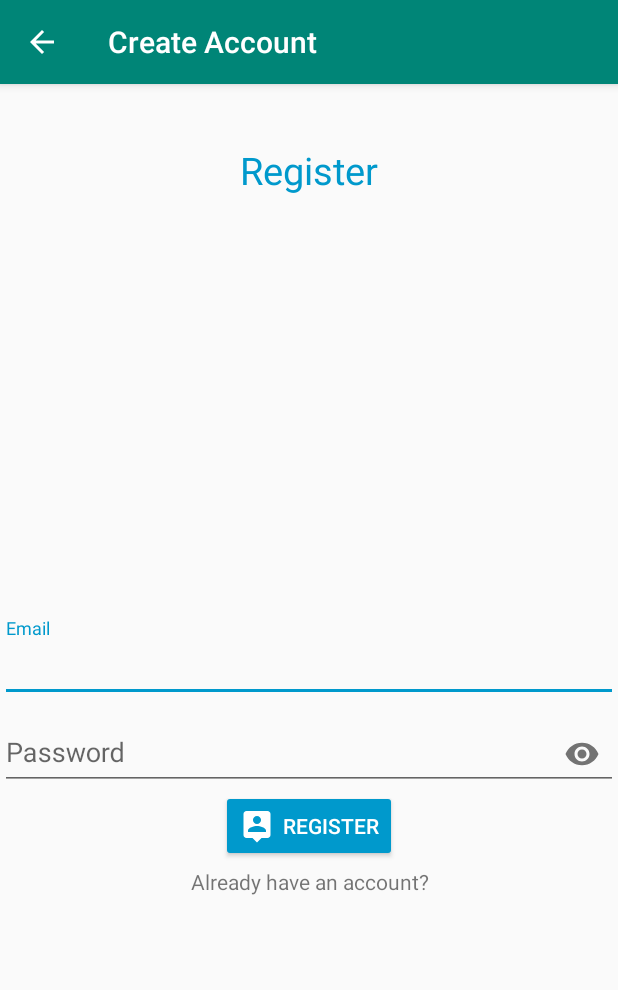
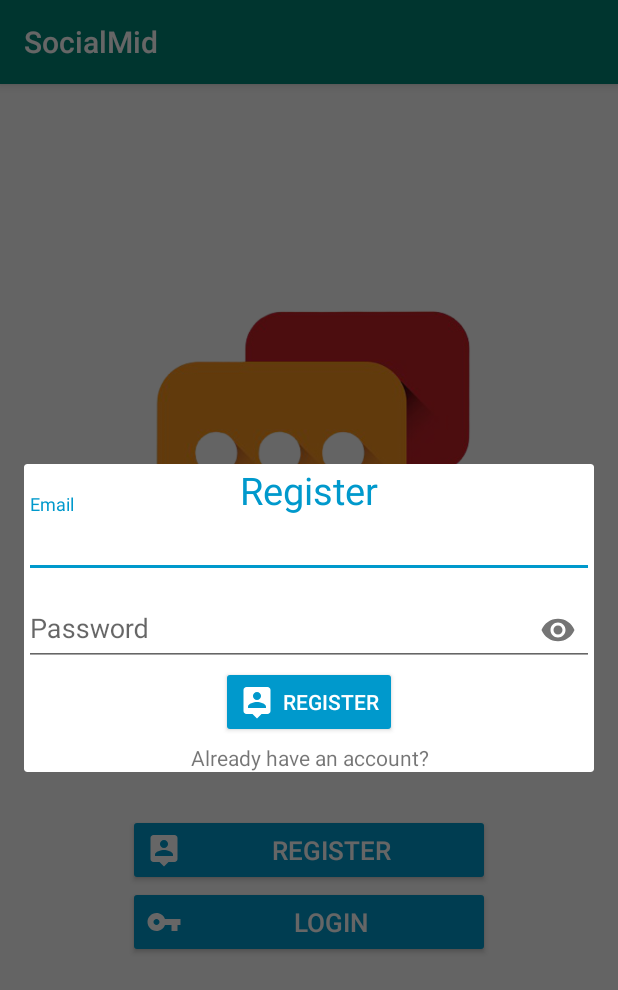
Before and after one commit to huntpl3x/SocialMid, an Android app: the screen it shows after launch (RegisterActivity before the commit, MainActivity after it), after a tap on "REGISTER", on a phone screen of 412 x 824 dp. Shown: the top 990 px of the screen. Run offline under Robolectric (Android 15) with nearby library versions, the phone set to English and light mode, and no system bars; our stand-ins replace Firebase (no records; nobody signed in at launch, a user with empty details on screens opened directly); 1 statement that could not run was skipped.

Commit message:
Register activity turned to dialog.

```diff
--- a/app/src/main/AndroidManifest.xml
+++ b/app/src/main/AndroidManifest.xml
@@ -15,11 +15,9 @@
         <activity android:name=".ProfileActivity">
             <intent-filter>
                 <action android:name="android.intent.action.MAIN" />
-
                 <category android:name="android.intent.category.LAUNCHER" />
             </intent-filter>
         </activity>
-        <activity android:name=".RegisterActivity" />
         <activity android:name=".MainActivity"></activity>
     </application>
 
--- a/app/src/main/java/com/roichomsky/socialmid/LoginActivity.java
+++ b/app/src/main/java/com/roichomsky/socialmid/LoginActivity.java
@@ -68,13 +68,14 @@ public class LoginActivity extends AppCompatActivity {
         });
 
         //don't have an account TextView click
-        mNoAccountTv.setOnClickListener(new View.OnClickListener() {
+        // TODO
+        /*mNoAccountTv.setOnClickListener(new View.OnClickListener() {
             @Override
             public void onClick(View v) {
                 startActivity(new Intent(LoginActivity.this, RegisterActivity.class));
                 finish();
             }
-        });
+        });*/
 
         //login button click
         mLoginBtn.setOnClickListener(new View.OnClickListener() {
--- a/app/src/main/java/com/roichomsky/socialmid/MainActivity.java
+++ b/app/src/main/java/com/roichomsky/socialmid/MainActivity.java
@@ -1,16 +1,36 @@
 package com.roichomsky.socialmid;
 
+import androidx.annotation.NonNull;
+import androidx.appcompat.app.ActionBar;
 import androidx.appcompat.app.AppCompatActivity;
 
+import android.app.Dialog;
+import android.app.ProgressDialog;
 import android.content.Intent;
 import android.os.Bundle;
+import android.util.Patterns;
 import android.view.View;
 import android.widget.Button;
+import android.widget.EditText;
+import android.widget.TextView;
+import android.widget.Toast;
+
+import com.google.android.gms.tasks.OnCompleteListener;
+import com.google.android.gms.tasks.OnFailureListener;
+import com.google.android.gms.tasks.Task;
+import com.google.firebase.auth.AuthResult;
+import com.google.firebase.auth.FirebaseAuth;
+import com.google.firebase.auth.FirebaseUser;
 
 public class MainActivity extends AppCompatActivity {
 
     //views
-    Button mRegisterBtn, mLoginBtn;
+    EditText mEmailEt, mPasswordEt;
+    TextView mHaveAccountTv;
+    ProgressDialog progressDialog;
+    FirebaseAuth mAuth;
+    Dialog registerDialog;
+    Button mRegisterBtn, mLoginBtn, mRegisterBtN2;
 
     @Override
     protected void onCreate(Bundle savedInstanceState) {
@@ -18,6 +38,10 @@ public class MainActivity extends AppCompatActivity {
         setContentView(R.layout.activity_main);
 
         // Init views
+
+        progressDialog = new ProgressDialog(this);
+        progressDialog.setMessage("Registering User...");
+        mAuth = FirebaseAuth.getInstance();
         mRegisterBtn = findViewById(R.id.registerBtn);
         mLoginBtn = findViewById(R.id.loginBtn);
 
@@ -26,7 +50,7 @@ public class MainActivity extends AppCompatActivity {
             @Override
             public void onClick(View v) {
                 //Start RegisterActivity
-                startActivity(new Intent(MainActivity.this, RegisterActivity.class));
+                createRegisterDialog();
             }
         });
         //handle login button click
@@ -37,4 +61,80 @@ public class MainActivity extends AppCompatActivity {
             }
         });
     }
+
+    public void createRegisterDialog()
+    {
+        registerDialog = new Dialog(this);
+        registerDialog.setCancelable(true);
+        registerDialog.setContentView(R.layout.activity_register);
+
+        // Init
+        mEmailEt = registerDialog.findViewById(R.id.emailEt);
+        mPasswordEt = registerDialog.findViewById(R.id.passwordEt);
+        mRegisterBtN2 = registerDialog.findViewById(R.id.registerBtn);
+        mHaveAccountTv = registerDialog.findViewById(R.id.haveAccountTv);
+        mHaveAccountTv.setOnClickListener(new View.OnClickListener() {
+            @Override
+            public void onClick(View v) {
+                startActivity(new Intent(MainActivity.this, LoginActivity.class));
+            }
+        });
+
+        // Handle register button click
+        mRegisterBtN2.setOnClickListener(new View.OnClickListener() {
+            @Override
+            public void onClick(View v) {
+                //input email, password
+                String email = mEmailEt.getText().toString().trim();
+                String password = mPasswordEt.getText().toString().trim();
+                //validate
+                if (!Patterns.EMAIL_ADDRESS.matcher(email).matches()){
+                    //set error and focus to email editText
+                    mEmailEt.setError("Invalid Email");
+                    mEmailEt.setFocusable(true);
+                }
+                else if(password.length()<6){
+                    //set error and focus to password editText
+                    mPasswordEt.setError("Password length at least 6 characters");
+                    mPasswordEt.setFocusable(true);
+                }
+                else{
+                    registerUser(email, password); // Registers the user
+                }
+            }
+        });
+
+        registerDialog.show();
+    }
+
+    private void registerUser(String email, String password) {
+        //email and password pattern is valid, show progressDialog and start registering user
+        progressDialog.show();
+
+        mAuth.createUserWithEmailAndPassword(email, password)
+                .addOnCompleteListener(this, new OnCompleteListener<AuthResult>() {
+                    @Override
+                    public void onComplete(@NonNull Task<AuthResult> task) {
+                        if (task.isSuccessful()) {
+                            // Sign in success, dissmiss dialog and start regiser activity.
+                            progressDialog.dismiss();
+                            FirebaseUser user = mAuth.getCurrentUser();
+                            Toast.makeText(MainActivity.this, "Registered...\n"+user.getEmail(), Toast.LENGTH_SHORT).show();
+                            startActivity(new Intent(MainActivity.this, ProfileActivity.class));
+                            finish();
+                        } else {
+                            // If sign in fails, display a message to the user.
+                            progressDialog.dismiss();
+                            Toast.makeText(MainActivity.this, "Registration failed.", Toast.LENGTH_SHORT).show();
+                        }
+
+                    }
+                }).addOnFailureListener(new OnFailureListener() {
+            @Override
+            public void onFailure(@NonNull Exception e) {
+                progressDialog.dismiss();
+                Toast.makeText(MainActivity.this, ""+e.getMessage(), Toast.LENGTH_SHORT).show();
+            }
+        });
+    }
 }
--- a/app/src/main/java/com/roichomsky/socialmid/RegisterActivity.java
+++ /dev/null
@@ -1,129 +0,0 @@
-package com.roichomsky.socialmid;
-
-import androidx.annotation.NonNull;
-import androidx.appcompat.app.ActionBar;
-import androidx.appcompat.app.AppCompatActivity;
-
-import android.app.ProgressDialog;
-import android.content.Intent;
-import android.os.Bundle;
-import android.util.Log;
-import android.util.Patterns;
-import android.view.View;
-import android.widget.Button;
-import android.widget.EditText;
-import android.widget.ProgressBar;
-import android.widget.TextView;
-import android.widget.Toast;
-
-import com.google.android.gms.tasks.OnCompleteListener;
-import com.google.android.gms.tasks.OnFailureListener;
-import com.google.android.gms.tasks.Task;
-import com.google.firebase.auth.AuthResult;
-import com.google.firebase.auth.FirebaseAuth;
-import com.google.firebase.auth.FirebaseUser;
-
-import java.util.regex.Pattern;
-
-public class RegisterActivity extends AppCompatActivity {
-
-    //views
-    TextView mHaveAccountTv;
-    EditText mEmailEt, mPasswordEt;
-    Button mRegisterBtN;
-    private FirebaseAuth mAuth;
-
-    //progressBar to display while registering user
-    ProgressDialog progressDialog;
-
-    @Override
-    protected void onCreate(Bundle savedInstanceState) {
-        super.onCreate(savedInstanceState);
-        setContentView(R.layout.activity_register);
-
-        // Actionbar and its title
-        ActionBar actionBar = getSupportActionBar();
-        actionBar.setTitle("Create Account");
-        // Enable back button
-        actionBar.setDisplayHomeAsUpEnabled(true);
-        actionBar.setDisplayShowHomeEnabled(true);
-
-        // Init
-        mEmailEt = findViewById(R.id.emailEt);
-        mPasswordEt = findViewById(R.id.passwordEt);
-        mRegisterBtN = findViewById(R.id.registerBtn);
-        progressDialog = new ProgressDialog(this);
-        progressDialog.setMessage("Registering User...");
-        mAuth = FirebaseAuth.getInstance();
-        mHaveAccountTv = findViewById(R.id.haveAccountTv);
-
-        mHaveAccountTv.setOnClickListener(new View.OnClickListener() {
-            @Override
-            public void onClick(View v) {
-                startActivity(new Intent(RegisterActivity.this, LoginActivity.class));
-                finish();
-            }
-        });
-
-        // Handle register button click
-        mRegisterBtN.setOnClickListener(new View.OnClickListener() {
-            @Override
-            public void onClick(View v) {
-                //input email, password
-                String email = mEmailEt.getText().toString().trim();
-                String password = mPasswordEt.getText().toString().trim();
-                //validate
-                if (!Patterns.EMAIL_ADDRESS.matcher(email).matches()){
-                    //set error and focus to email editText
-                    mEmailEt.setError("Invalid Email");
-                    mEmailEt.setFocusable(true);
-                }
-                else if(password.length()<6){
-                    //set error and focus to password editText
-                    mPasswordEt.setError("Password length at least 6 characters");
-                    mPasswordEt.setFocusable(true);
-                }
-                else{
-                    registerUser(email, password); // Registers the user
-                }
-            }
-        });
-
-    }
-
-    private void registerUser(String email, String password) {
-        //email and password pattern is valid, show progressDialog and start registering user
-        progressDialog.show();
-
-        mAuth.createUserWithEmailAndPassword(email, password)
-                .addOnCompleteListener(this, new OnCompleteListener<AuthResult>() {
-                    @Override
-                    public void onComplete(@NonNull Task<AuthResult> task) {
-                        if (task.isSuccessful()) {
-                            // Sign in success, dissmiss dialog and start regiser activity.
-                            progressDialog.dismiss();
-                            FirebaseUser user = mAuth.getCurrentUser();
-                            Toast.makeText(RegisterActivity.this, "Registered...\n"+user.getEmail(), Toast.LENGTH_SHORT).show();
-                            startActivity(new Intent(RegisterActivity.this, ProfileActivity.class));
-                            finish();
-                        } else {
-                            // If sign in fails, display a message to the user.
-                            progressDialog.dismiss();
-                            Toast.makeText(RegisterActivity.this, "Registration failed.", Toast.LENGTH_SHORT).show();
-                        }
-
-                    }
-                }).addOnFailureListener(new OnFailureListener() {
-            @Override
-            public void onFailure(@NonNull Exception e) {
-                progressDialog.dismiss();
-                Toast.makeText(RegisterActivity.this, ""+e.getMessage(), Toast.LENGTH_SHORT).show();
-            }
-        });
-    }
-
-    public boolean onSupportNavigateUp(){
-        onBackPressed(); // go previous activity
-        return super.onSupportNavigateUp();
-    }
-}
--- a/app/src/main/res/layout/activity_register.xml
+++ b/app/src/main/res/layout/activity_register.xml
@@ -4,11 +4,10 @@
     xmlns:tools="http://schemas.android.com/tools"
     android:layout_width="match_parent"
     android:layout_height="match_parent"
-    tools:context=".RegisterActivity">
+    tools:context=".MainActivity">
 
     <!--TextView: Label Registration-->
     <TextView
-        android:layout_marginTop="40dp"
         android:textAlignment="center"
         android:layout_width="match_parent"
         android:layout_height="wrap_content"
@@ -18,11 +17,11 @@
 
     <!--EditText: Input Email-->
     <com.google.android.material.textfield.TextInputLayout
+        android:layout_marginTop="20dp"
         android:layout_width="match_parent"
         android:layout_height="wrap_content"
         android:id="@+id/emailTIL"
-        android:layout_centerHorizontal="true"
-        android:layout_centerVertical="true">
+        android:layout_centerHorizontal="true">
         <com.google.android.material.textfield.TextInputEditText
             android:hint="Email"
             android:id="@+id/emailEt"
@@ -38,8 +37,7 @@
         android:id="@+id/passwordTIL"
         app:passwordToggleEnabled="true"
         android:layout_centerHorizontal="true"
-        android:layout_below="@id/emailTIL"
-        android:layout_centerVertical="true">
+        android:layout_below="@id/emailTIL">
         <EditText
             android:hint="Password"
             android:id="@+id/passwordEt"
```
